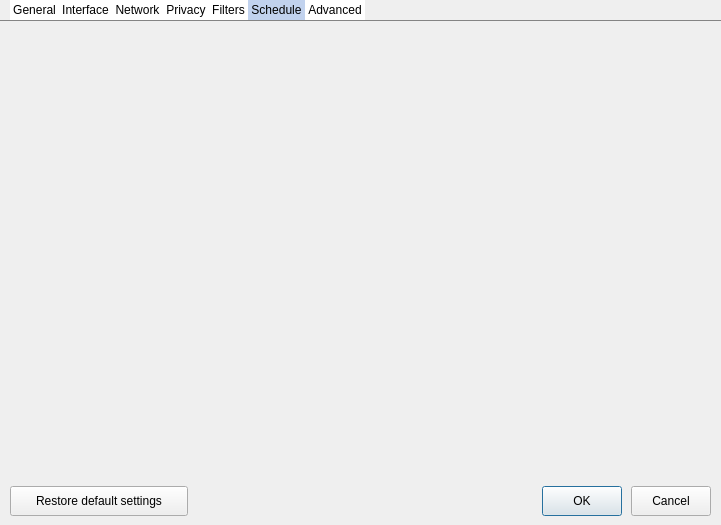
setvisible/ArrowDL, file src/dialogs/preferencedialog.ui: the form before one commit.
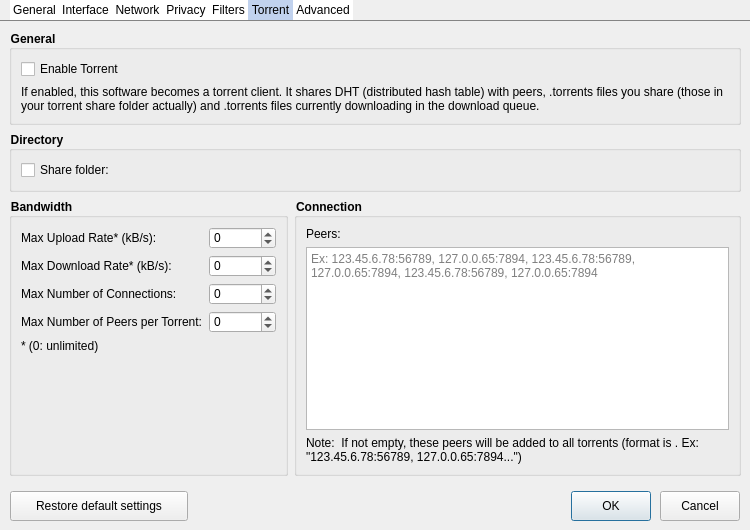
The form after the commit. The open tabs and pages were chosen to show the change. Icons and pictures are not drawn. Custom widgets are drawn as their Qt base class.

Commit message: [Torrent] Implement torrent downloader

The edit to the form file:
```diff
--- a/src/dialogs/preferencedialog.ui
+++ b/src/dialogs/preferencedialog.ui
@@ -6,8 +6,8 @@
    <rect>
     <x>0</x>
     <y>0</y>
-    <width>700</width>
-    <height>525</height>
+    <width>750</width>
+    <height>530</height>
    </rect>
   </property>
   <property name="windowTitle">
@@ -687,8 +687,193 @@
         <normaloff>:/icons/menu/preference_schedule_32x32.png</normaloff>:/icons/menu/preference_schedule_32x32.png</iconset>
       </attribute>
       <attribute name="title">
-       <string>Schedule</string>
+       <string>Torrent</string>
       </attribute>
+      <layout class="QVBoxLayout" name="verticalLayout_17">
+       <item>
+        <widget class="QGroupBox" name="groupBox_11">
+         <property name="title">
+          <string>General</string>
+         </property>
+         <layout class="QVBoxLayout" name="verticalLayout_16">
+          <item>
+           <widget class="QCheckBox" name="torrentCheckBox">
+            <property name="text">
+             <string>Enable Torrent</string>
+            </property>
+           </widget>
+          </item>
+          <item>
+           <widget class="QLabel" name="enableTorrentLabel">
+            <property name="text">
+             <string>If enabled, this software becomes a torrent client. It shares DHT (distributed hash table) with peers, .torrents files you share (those in your torrent share folder actually) and .torrents files currently downloading in the download queue.</string>
+            </property>
+            <property name="wordWrap">
+             <bool>true</bool>
+            </property>
+           </widget>
+          </item>
+         </layout>
+        </widget>
+       </item>
+       <item>
+        <widget class="QGroupBox" name="torrentShareFolderGroupBox">
+         <property name="title">
+          <string>Directory</string>
+         </property>
+         <layout class="QHBoxLayout" name="horizontalLayout_12" stretch="0,1">
+          <item>
+           <widget class="QCheckBox" name="torrentShareFolderCheckBox">
+            <property name="text">
+             <string>Share folder:</string>
+            </property>
+           </widget>
+          </item>
+          <item>
+           <widget class="PathWidget" name="torrentShareFolderPathWidget" native="true"/>
+          </item>
+         </layout>
+        </widget>
+       </item>
+       <item>
+        <layout class="QHBoxLayout" name="horizontalLayout_11" stretch="0,1">
+         <item>
+          <widget class="QGroupBox" name="torrentBandwidthGroupBox">
+           <property name="title">
+            <string>Bandwidth</string>
+           </property>
+           <layout class="QVBoxLayout" name="verticalLayout_19">
+            <item>
+             <layout class="QFormLayout" name="formLayout">
+              <item row="0" column="0">
+               <widget class="QLabel" name="label_14">
+                <property name="text">
+                 <string>Max Upload Rate* (kB/s):</string>
+                </property>
+               </widget>
+              </item>
+              <item row="0" column="1">
+               <widget class="QSpinBox" name="torrentUpRateSpinBox">
+                <property name="minimum">
+                 <number>-1</number>
+                </property>
+                <property name="maximum">
+                 <number>1000000000</number>
+                </property>
+               </widget>
+              </item>
+              <item row="1" column="0">
+               <widget class="QLabel" name="label_15">
+                <property name="text">
+                 <string>Max Download Rate* (kB/s):</string>
+                </property>
+               </widget>
+              </item>
+              <item row="1" column="1">
+               <widget class="QSpinBox" name="torrentDownRateSpinBox">
+                <property name="minimum">
+                 <number>-1</number>
+                </property>
+                <property name="maximum">
+                 <number>1000000000</number>
+                </property>
+               </widget>
+              </item>
+              <item row="2" column="0">
+               <widget class="QLabel" name="label_16">
+                <property name="text">
+                 <string>Max Number of Connections:</string>
+                </property>
+               </widget>
+              </item>
+              <item row="2" column="1">
+               <widget class="QSpinBox" name="torrentConnectionMaxCountSpinBox">
+                <property name="minimum">
+                 <number>-1</number>
+                </property>
+                <property name="maximum">
+                 <number>1000000000</number>
+                </property>
+               </widget>
+              </item>
+              <item row="3" column="0">
+               <widget class="QLabel" name="label_17">
+                <property name="text">
+                 <string>Max Number of Peers per Torrent:</string>
+                </property>
+               </widget>
+              </item>
+              <item row="3" column="1">
+               <widget class="QSpinBox" name="torrentPeerMaxCountSpinBox">
+                <property name="minimum">
+                 <number>-1</number>
+                </property>
+                <property name="maximum">
+                 <number>1000000000</number>
+                </property>
+               </widget>
+              </item>
+             </layout>
+            </item>
+            <item>
+             <widget class="QLabel" name="label_19">
+              <property name="text">
+               <string>* (0: unlimited)</string>
+              </property>
+             </widget>
+            </item>
+            <item>
+             <spacer name="verticalSpacer">
+              <property name="orientation">
+               <enum>Qt::Vertical</enum>
+              </property>
+              <property name="sizeHint" stdset="0">
+               <size>
+                <width>20</width>
+                <height>40</height>
+               </size>
+              </property>
+             </spacer>
+            </item>
+           </layout>
+          </widget>
+         </item>
+         <item>
+          <widget class="QGroupBox" name="torrentConnectionGroupBox">
+           <property name="title">
+            <string>Connection</string>
+           </property>
+           <layout class="QVBoxLayout" name="verticalLayout_18">
+            <item>
+             <widget class="QLabel" name="label_18">
+              <property name="text">
+               <string>Peers:</string>
+              </property>
+             </widget>
+            </item>
+            <item>
+             <widget class="QPlainTextEdit" name="torrentPeersPlainTextEdit">
+              <property name="placeholderText">
+               <string>Ex: 123.45.6.78:56789, 127.0.0.65:7894, 123.45.6.78:56789, 127.0.0.65:7894, 123.45.6.78:56789, 127.0.0.65:7894</string>
+              </property>
+             </widget>
+            </item>
+            <item>
+             <widget class="QLabel" name="label_13">
+              <property name="text">
+               <string>Note:  If not empty, these peers will be added to all torrents (format is &lt;IP:port&gt;. Ex: &quot;123.45.6.78:56789, 127.0.0.65:7894...&quot;)</string>
+              </property>
+              <property name="wordWrap">
+               <bool>true</bool>
+              </property>
+             </widget>
+            </item>
+           </layout>
+          </widget>
+         </item>
+        </layout>
+       </item>
+      </layout>
      </widget>
      <widget class="QWidget" name="advanced">
       <attribute name="icon">
@@ -900,6 +1085,12 @@
    <header>Widgets/PathWidget</header>
    <container>1</container>
   </customwidget>
+  <customwidget>
+   <class>AdvancedSettingsWidget</class>
+   <extends>QWidget</extends>
+   <header>Widgets/AdvancedSettingsWidget</header>
+   <container>1</container>
+  </customwidget>
  </customwidgets>
  <tabstops>
   <tabstop>okButton</tabstop>
```
Left out of the diff: 291 changed lines with no effect on the pictures. The commit also changes 68 other files.
